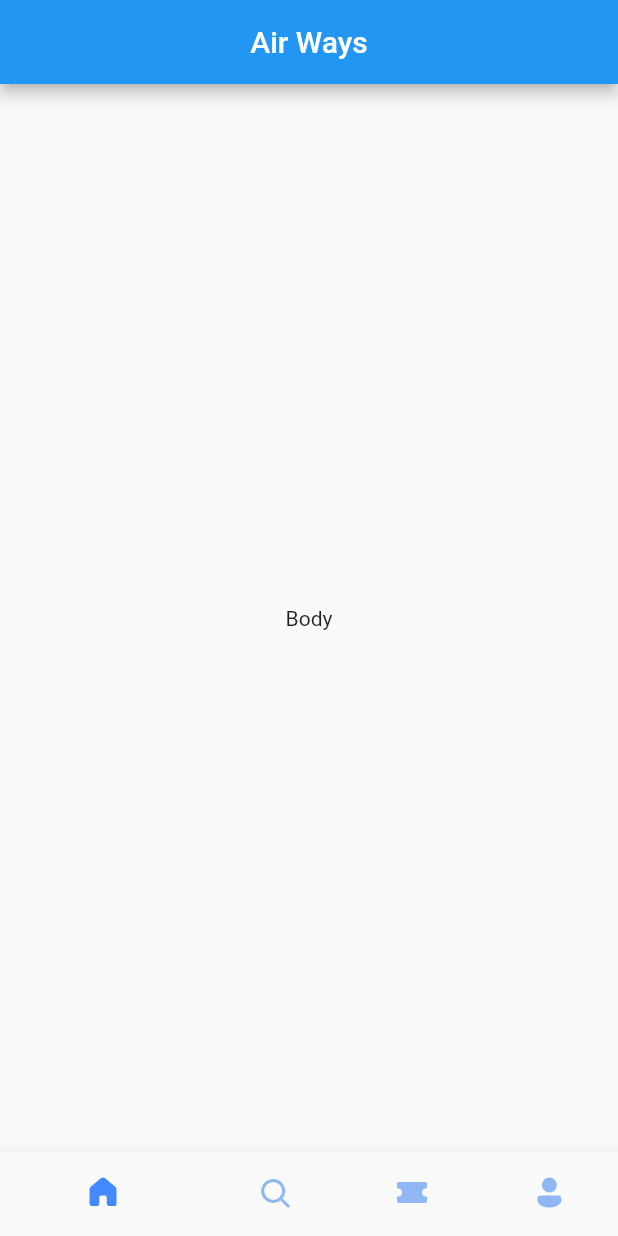
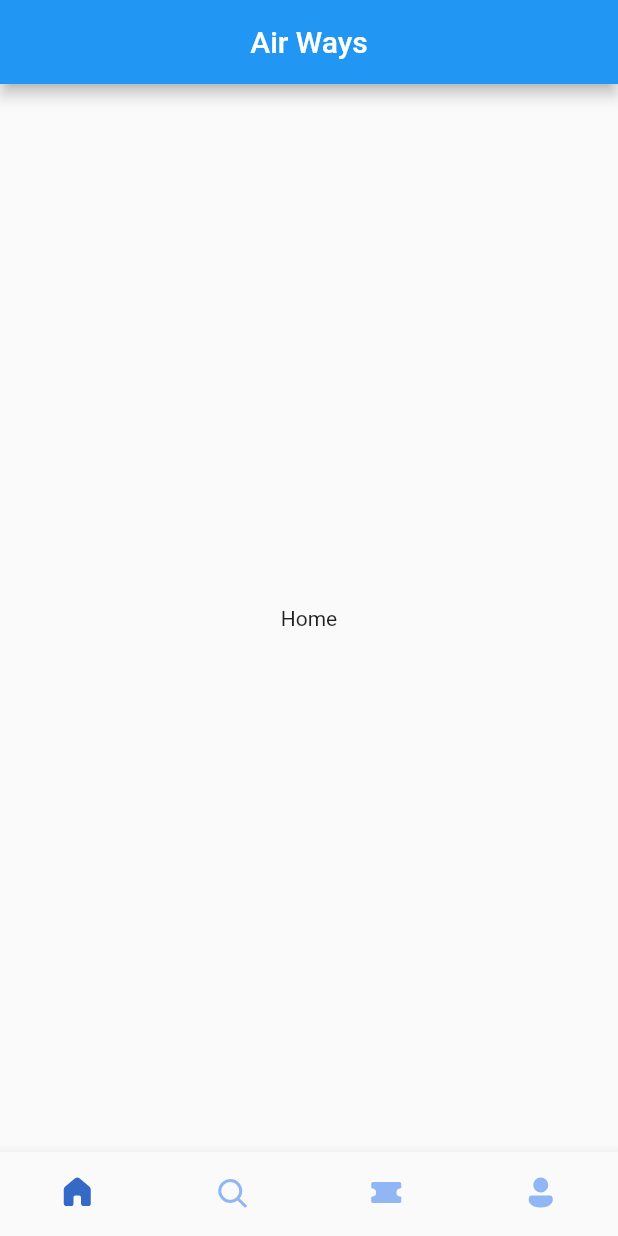
Before and after one commit to codewithmike01/flight_booking_app, a Flutter app: the screen it shows after launch, on a phone screen of 412 x 824 dp. Run offline on Flutter 3.47's test engine with Material 2 defaults, Android fonts, the phone set to English and light mode, and no system bars; our stand-ins replace fluentui_icons.

Commit message:
feat: Dynamic navigation bottom bar built

```diff
--- a/lib/screens/bottom_nav_bar.dart
+++ b/lib/screens/bottom_nav_bar.dart
@@ -11,6 +11,20 @@ class BottomNavBar extends StatefulWidget {
 }
 
 class _BottomNavBarState extends State<BottomNavBar> {
+  int _selectedIndex = 0;
+  final List<Widget> _tappedPages = [
+    const Text('Home'),
+    const Text('Search'),
+    const Text('Ticket'),
+    const Text('Profile')
+  ];
+
+  void _onTabChange(int index) {
+    setState(() {
+      _selectedIndex = index;
+    });
+  }
+
   @override
   Widget build(BuildContext context) {
     return Scaffold(
@@ -18,13 +32,16 @@ class _BottomNavBarState extends State<BottomNavBar> {
         title: const Text("Air Ways"),
         centerTitle: true,
       ),
-      body: const Center(
-        child: Text('Body'),
+      body: Center(
+        child: _tappedPages[_selectedIndex],
       ),
       bottomNavigationBar: BottomNavigationBar(
+          currentIndex: _selectedIndex,
+          onTap: _onTabChange,
+          type: BottomNavigationBarType.fixed,
           showSelectedLabels: false,
           showUnselectedLabels: false,
-          selectedItemColor: Colors.blueAccent,
+          selectedItemColor: const Color.fromARGB(255, 52, 105, 197),
           unselectedItemColor: const Color.fromARGB(195, 111, 161, 241),
           items: const [
             BottomNavigationBarItem(
```
